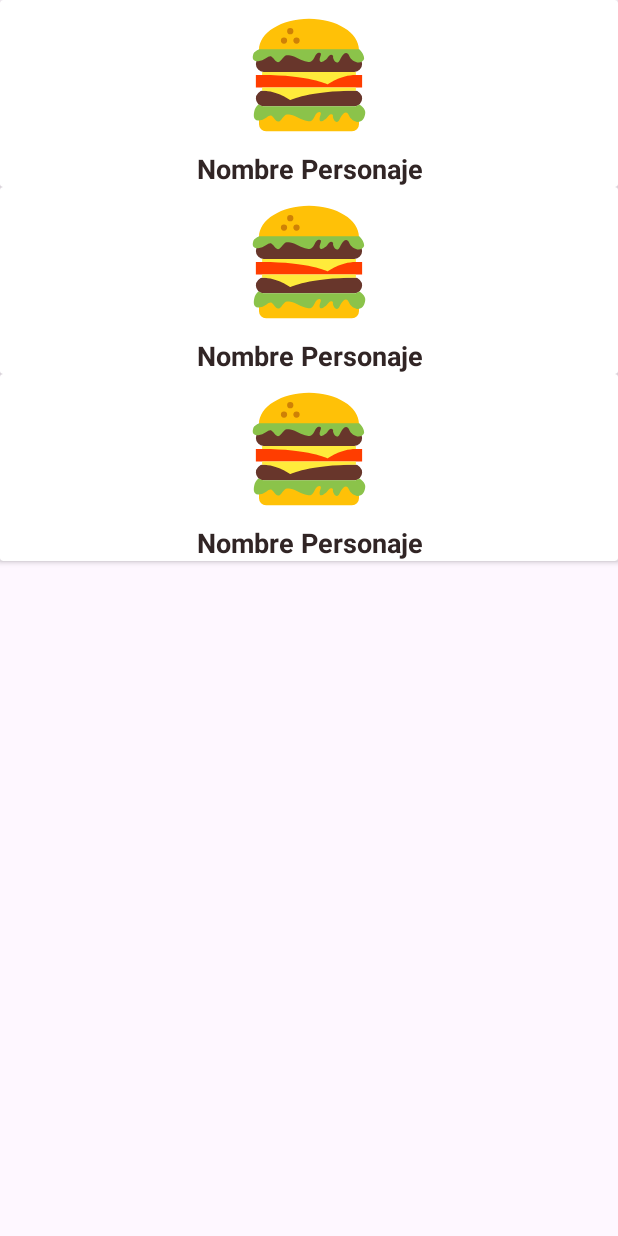
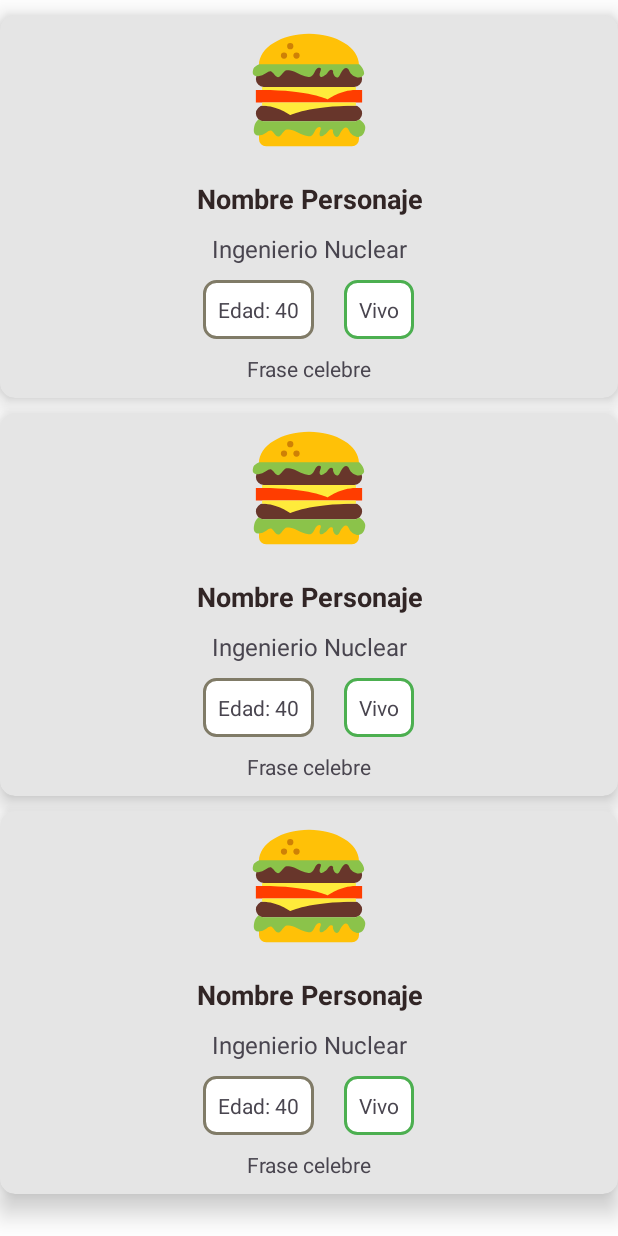
Before and after one commit to wgaibor/DesarrolloMovilB26, an Android app: the layout activity_main.xml on its own in the app's theme, with its tools: preview values and no code run, on a phone screen of 412 x 824 dp. Run offline under Robolectric (Android 15) with nearby library versions, the phone set to English and light mode, and no system bars.

Commit message:
cargar personajes manualmente

```diff
--- a/SimpsonsApp/app/src/main/AndroidManifest.xml
+++ b/SimpsonsApp/app/src/main/AndroidManifest.xml
@@ -1,5 +1,7 @@
 <?xml version="1.0" encoding="utf-8"?>
 <manifest xmlns:android="http://schemas.android.com/apk/res/android">
+
+    <uses-permission android:name="android.permission.INTERNET"/>
 
     <application
         android:allowBackup="true"
--- /dev/null
+++ b/SimpsonsApp/app/src/main/res/drawable/share_rounded_corner_with_border_gray.xml
@@ -0,0 +1,13 @@
+<?xml version="1.0" encoding="UTF-8"?>
+<shape xmlns:android="http://schemas.android.com/apk/res/android">
+    <solid android:color="#FFFFFF"/>
+
+    <stroke android:width="2dp"
+        android:color="#807B67"
+        />
+
+    <corners android:bottomRightRadius="8dp"
+        android:bottomLeftRadius="8dp"
+        android:topLeftRadius="8dp"
+        android:topRightRadius="8dp"/>
+</shape>
--- /dev/null
+++ b/SimpsonsApp/app/src/main/res/drawable/share_rounded_corner_with_border_green.xml
@@ -0,0 +1,13 @@
+<?xml version="1.0" encoding="UTF-8"?>
+<shape xmlns:android="http://schemas.android.com/apk/res/android">
+    <solid android:color="#FFFFFF"/>
+
+    <stroke android:width="2dp"
+        android:color="#4CAF50"
+        />
+
+    <corners android:bottomRightRadius="8dp"
+        android:bottomLeftRadius="8dp"
+        android:topLeftRadius="8dp"
+        android:topRightRadius="8dp"/>
+</shape>
--- a/SimpsonsApp/app/src/main/res/layout/activity_main.xml
+++ b/SimpsonsApp/app/src/main/res/layout/activity_main.xml
@@ -4,6 +4,7 @@
     android:id="@+id/main"
     android:layout_width="match_parent"
     android:layout_height="match_parent"
+    android:background="@color/white"
     tools:context=".MainActivity">
 
     <androidx.recyclerview.widget.RecyclerView
--- a/SimpsonsApp/app/src/main/res/layout/characters_items.xml
+++ b/SimpsonsApp/app/src/main/res/layout/characters_items.xml
@@ -1,15 +1,23 @@
 <?xml version="1.0" encoding="utf-8"?>
 <androidx.cardview.widget.CardView xmlns:android="http://schemas.android.com/apk/res/android"
+    xmlns:app="http://schemas.android.com/apk/res-auto"
     android:orientation="vertical"
     android:layout_width="match_parent"
-    android:layout_height="wrap_content">
+    android:layout_height="wrap_content"
+    android:layout_marginTop="@dimen/dimen_10dp"
+    app:cardElevation="@dimen/dimen_10dp"
+    app:cardCornerRadius="@dimen/dimen_10dp"
+    app:cardBackgroundColor="@color/whiteCream"
+    android:padding="@dimen/dimen_10dp">
 
     <LinearLayout
         android:layout_width="match_parent"
         android:layout_height="match_parent"
         android:orientation="vertical">
 
+        <!--Identificador de la imagen-->
         <ImageView
+            android:id="@+id/img_character"
             android:layout_width="@dimen/dimen_100dp"
             android:layout_height="@dimen/dimen_100dp"
             android:layout_gravity="center"
@@ -17,13 +25,61 @@
             android:contentDescription="@string/texto_base"/>
 
         <TextView
+            android:id="@+id/tv_characters"
             android:layout_width="match_parent"
             android:layout_height="match_parent"
             android:gravity="center"
             android:textSize="@dimen/dimen_18sp"
             android:textStyle="bold"
+            android:paddingTop="@dimen/dimen_10dp"
             android:textColor="@color/black_simpsons"
             android:text="@string/texto_base"/>
+
+        <TextView
+            android:id="@+id/tv_occupation"
+            android:layout_width="match_parent"
+            android:layout_height="wrap_content"
+            android:gravity="center"
+            android:textSize="@dimen/dimen_16sp"
+            android:paddingTop="@dimen/dimen_10dp"
+            android:text="@string/ocuppation"/>
+
+        <LinearLayout
+            android:layout_width="match_parent"
+            android:layout_height="wrap_content"
+            android:gravity="center"
+            android:paddingTop="@dimen/dimen_10dp"
+            android:orientation="horizontal">
+
+            <TextView
+                android:id="@+id/tv_age"
+                android:layout_width="wrap_content"
+                android:layout_height="wrap_content"
+                android:padding="@dimen/dimen_10dp"
+                android:layout_marginRight="@dimen/dimen_10dp"
+                android:background="@drawable/share_rounded_corner_with_border_gray"
+                android:text="@string/age"/>
+
+            <TextView
+                android:id="@+id/tv_status"
+                android:layout_width="wrap_content"
+                android:layout_height="wrap_content"
+                android:padding="@dimen/dimen_10dp"
+                android:layout_marginLeft="@dimen/dimen_10dp"
+                android:background="@drawable/share_rounded_corner_with_border_green"
+                android:text="@string/status"/>
+
+        </LinearLayout>
+
+        <TextView
+            android:id="@+id/tv_phrase"
+            android:layout_width="match_parent"
+            android:layout_height="wrap_content"
+            android:paddingTop="@dimen/dimen_10dp"
+            android:paddingBottom="@dimen/dimen_10dp"
+            android:gravity="center"
+            android:text="@string/phrase"/>
+
 
     </LinearLayout>
 
--- a/SimpsonsApp/app/src/main/res/values/colors.xml
+++ b/SimpsonsApp/app/src/main/res/values/colors.xml
@@ -3,4 +3,5 @@
     <color name="black">#FF000000</color>
     <color name="white">#FFFFFFFF</color>
     <color name="black_simpsons">#312525</color>
+    <color name="whiteCream">#E5E5E5</color>
 </resources>
--- a/SimpsonsApp/app/src/main/res/values/dimens.xml
+++ b/SimpsonsApp/app/src/main/res/values/dimens.xml
@@ -2,4 +2,6 @@
 <resources>
     <dimen name="dimen_100dp">100dp</dimen>
     <dimen name="dimen_18sp">18sp</dimen>
+    <dimen name="dimen_10dp">10dp</dimen>
+    <dimen name="dimen_16sp">16sp</dimen>
 </resources>
--- a/SimpsonsApp/app/src/main/res/values/strings.xml
+++ b/SimpsonsApp/app/src/main/res/values/strings.xml
@@ -1,4 +1,8 @@
 <resources>
     <string name="app_name">SimpsonsApp</string>
     <string name="texto_base">Nombre Personaje</string>
+    <string name="ocuppation">Ingenierio Nuclear</string>
+    <string name="age">Edad: 40</string>
+    <string name="status">Vivo</string>
+    <string name="phrase">Frase celebre</string>
 </resources>
```
Also changed, not shown: SimpsonsApp/app/src/main/java/ec/com/simpsonsapp/MainActivity.java (+42 -0 lines), SimpsonsApp/app/src/main/java/ec/com/simpsonsapp/adapter/CharacterAdapter.java (added, +69 -0 lines), SimpsonsApp/app/src/main/java/ec/com/simpsonsapp/entity/CharacterEntity.java (added, +85 -0 lines), SimpsonsApp/app/src/main/java/ec/com/simpsonsapp/entity/ResponseEntity.java (added, +51 -0 lines), SimpsonsApp/app/src/main/res/drawable/share_rounded_corner_with_border_red.xml (added, +13 -0 lines).
